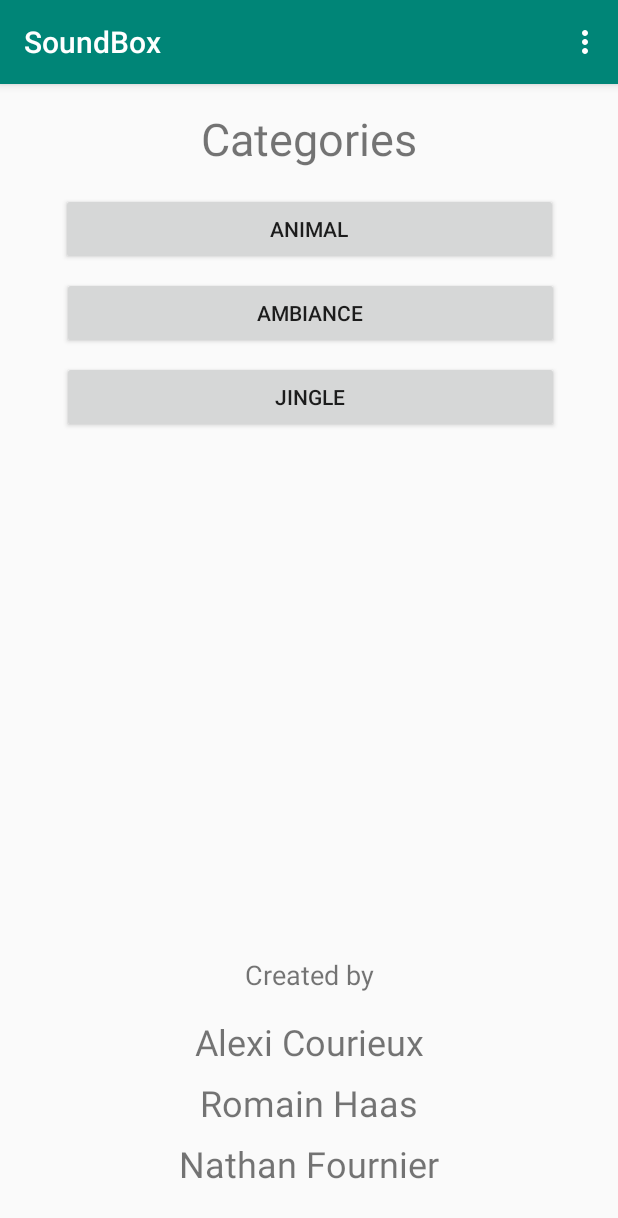
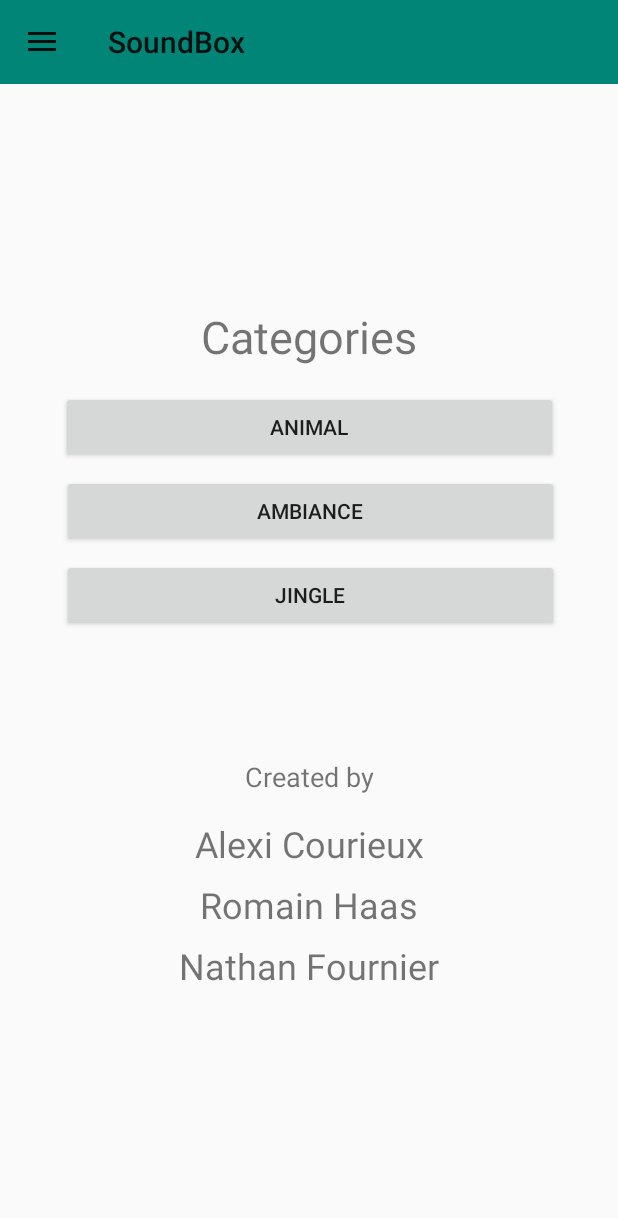
Before and after one commit to alexi-courieux/LPDAM_Android_SoundBox, an Android app: the screen it shows after launch (MainActivity), on a phone screen of 412 x 824 dp. Shown: the top 1218 px of the screen. Run offline under Robolectric (Android 15) with nearby library versions, the phone set to English and light mode, and no system bars.

Commit message:
Add Toolbar

```diff
--- a/app/src/main/java/fr/iutnice/courieux/soundbox/MainActivity.kt
+++ b/app/src/main/java/fr/iutnice/courieux/soundbox/MainActivity.kt
@@ -1,9 +1,11 @@
 package fr.iutnice.courieux.soundbox
 
+import android.content.res.Configuration
 import android.support.v7.app.AppCompatActivity
 import android.os.Bundle
 import android.support.v4.app.Fragment
 import android.support.v4.view.GravityCompat
+import android.support.v7.app.ActionBarDrawerToggle
 import android.view.Menu
 import android.view.MenuItem
 import fr.iutnice.courieux.soundbox.fragment.FragmentCategoryAmbiance
@@ -16,14 +18,25 @@ import java.lang.ClassCastException
 
 class MainActivity : AppCompatActivity() {
 
+    //ToolBar
+    val drawerToogle by lazy{
+        ActionBarDrawerToggle(this,drawerLayout,toolbar,R.string.drawer_open,R.string.drawer_close)
+    }
+
     override fun onCreate(savedInstanceState: Bundle?) {
         super.onCreate(savedInstanceState)
         setContentView(R.layout.activity_main)
+
+        //ToolBar
+        setSupportActionBar(toolbar)
 
         navigationView.setNavigationItemSelectedListener {
             selectDrawItem(it)
             true
         }
+
+        //ToolBar
+        drawerLayout.addDrawerListener(drawerToogle)
 
         replaceFragment(FragmentHome.newInstance())
 
@@ -31,10 +44,23 @@ class MainActivity : AppCompatActivity() {
         //soundList.add(Sound("cow",SoundCategory.ANIMAL, ))
     }
 
-    override fun onCreateOptionsMenu(menu: Menu?): Boolean {
+    //ToolBar
+    override fun onPostCreate(savedInstanceState: Bundle?) {
+        super.onPostCreate(savedInstanceState)
+        drawerToogle.syncState()
+    }
+
+    //ToolBar
+    override fun onConfigurationChanged(newConfig: Configuration?) {
+        super.onConfigurationChanged(newConfig)
+        drawerToogle.onConfigurationChanged(newConfig)
+    }
+
+
+   /* override fun onCreateOptionsMenu(menu: Menu?): Boolean {
         menuInflater.inflate(R.menu.fragment_menu, menu)
         return true
-    }
+    }*/
 
     private fun selectDrawItem(item: MenuItem) {
         var fragment: Fragment? = null
@@ -54,7 +80,7 @@ class MainActivity : AppCompatActivity() {
     }
 
     override fun onOptionsItemSelected(item: MenuItem?): Boolean {
-        var fragment : Fragment = when (item?.itemId) {
+        /*var fragment : Fragment = when (item?.itemId) {
             R.id.fragmentHomeItem -> FragmentHome.newInstance()
             R.id.fragmentCategoryAnimalItem -> FragmentCategoryAnimal.newInstance()
             R.id.fragmentCategoryAmbianceItem -> FragmentCategoryAmbiance.newInstance()
@@ -64,7 +90,8 @@ class MainActivity : AppCompatActivity() {
             }
         }
         replaceFragment(fragment)
-        return true
+        return true*/
+        return if(drawerToogle.onOptionsItemSelected(item)) true else super.onOptionsItemSelected(item)
     }
 
     fun replaceFragment(fragment: Fragment?) {
--- a/app/src/main/res/layout/activity_main.xml
+++ b/app/src/main/res/layout/activity_main.xml
@@ -9,9 +9,30 @@
         tools:context=".MainActivity">
 
     <android.support.constraint.ConstraintLayout
-        android:layout_width="match_parent"
-        android:layout_height="match_parent"
-        android:id="@+id/fragment_container">
+            android:layout_width="match_parent"
+            android:layout_height="match_parent"
+            android:id="@+id/container">
+
+        <android.support.v7.widget.Toolbar
+                android:layout_width="0dp"
+                android:layout_height="wrap_content"
+                android:background="?attr/colorPrimary"
+                android:theme="?attr/actionBarTheme"
+                android:minHeight="?attr/actionBarSize"
+                android:id="@+id/toolbar"
+                app:layout_constraintEnd_toEndOf="parent"
+                app:layout_constraintTop_toTopOf="parent"
+                app:layout_constraintStart_toStartOf="parent"/>
+
+        <android.support.constraint.ConstraintLayout
+                android:layout_width="match_parent"
+                android:layout_height="504dp"
+                android:id="@+id/fragment_container" android:layout_marginTop="8dp"
+                app:layout_constraintTop_toBottomOf="@+id/toolbar" android:layout_marginBottom="8dp"
+                app:layout_constraintBottom_toBottomOf="parent">
+
+        </android.support.constraint.ConstraintLayout>
+
     </android.support.constraint.ConstraintLayout>
 
     <android.support.design.widget.NavigationView
--- a/app/src/main/res/values/strings.xml
+++ b/app/src/main/res/values/strings.xml
@@ -9,4 +9,6 @@
     <string name="author_alexi" translatable="false">Alexi Courieux</string>
     <string name="author_romain" translatable="false">Romain Haas</string>
     <string name="author_nathan" translatable="false">Nathan Fournier</string>
+    <string name="drawer_open">Open Navigation Drawer</string>
+    <string name="drawer_close">Close Navigation Drawer</string>
 </resources>
--- a/app/src/main/res/values/styles.xml
+++ b/app/src/main/res/values/styles.xml
@@ -1,7 +1,7 @@
 <resources>
 
     <!-- Base application theme. -->
-    <style name="AppTheme" parent="Theme.AppCompat.Light.DarkActionBar">
+    <style name="AppTheme" parent="Theme.AppCompat.Light.NoActionBar">
         <!-- Customize your theme here. -->
         <item name="colorPrimary">@color/colorPrimary</item>
         <item name="colorPrimaryDark">@color/colorPrimaryDark</item>
```
Also changed, not shown: 1 other file.
